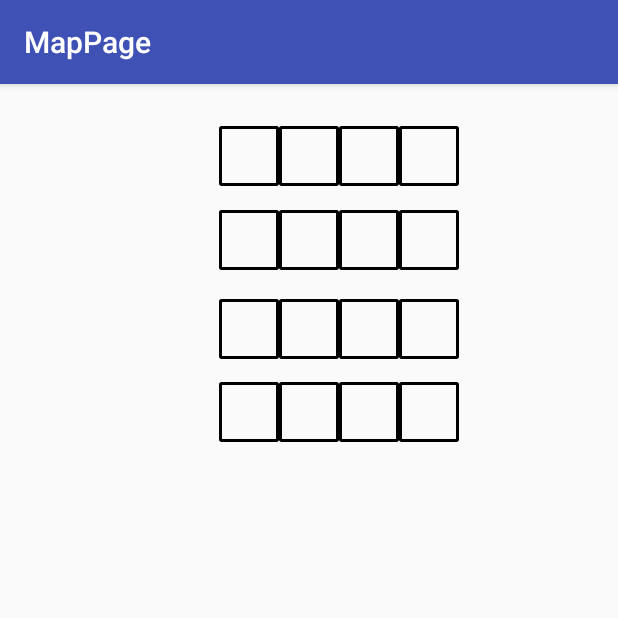
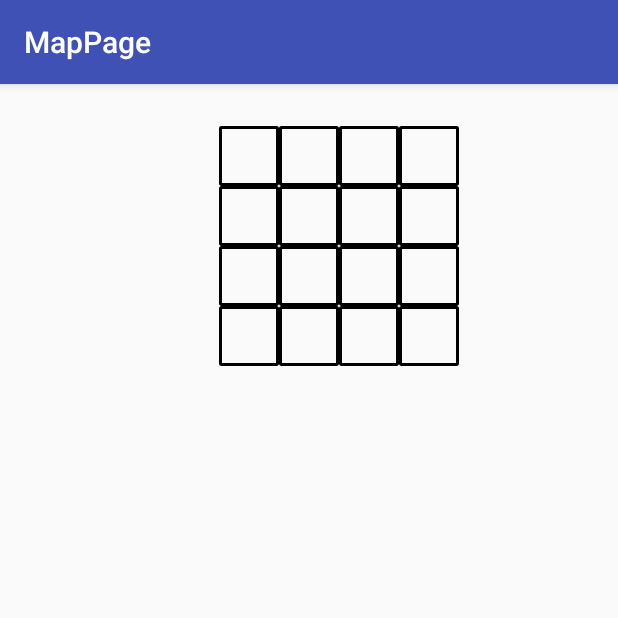
Before and after one commit to aryan9/WiFiRSSIMapper, an Android app: the MapActivity screen opened directly, with no data from a screen before it, on a phone screen of 412 x 824 dp, the top half of it. Run offline under Robolectric (Android 15) with nearby library versions, the phone set to English and light mode, and no system bars.

Commit message:
Sample Map Activity linked to main page

```diff
--- a/app/src/main/java/com/example/a0132535/wifirssimapper/MainActivity.java
+++ b/app/src/main/java/com/example/a0132535/wifirssimapper/MainActivity.java
@@ -194,16 +194,12 @@ public class MainActivity extends AppCompatActivity {
         final Button openMap = (Button) findViewById(R.id.openmap);
         openMap.setOnClickListener(new View.OnClickListener(){
             public void onClick(View v) {
-                new Thread(new Runnable() {
-                    public void run() {
-                            Intent mapIntent = new Intent(MainActivity.this, MapActivity.class);
-                            startActivity(mapIntent);
-                    }
-                });
+                Intent mapIntent = new Intent(MainActivity.this, MapActivity.class);
+                startActivity(mapIntent);
             }
         });
+    }
 
-    }
 
     public void ReadingFinishedNotify() {
         //Define Notification Manager
--- a/app/src/main/res/layout/activity_main.xml
+++ b/app/src/main/res/layout/activity_main.xml
@@ -129,7 +129,9 @@
         android:layout_height="wrap_content"
         android:background="@android:color/holo_red_light"
         android:text="Open Map"
-        tools:layout_editor_absoluteX="136dp"
-        tools:layout_editor_absoluteY="447dp" />
+        android:layout_marginBottom="16dp"
+        app:layout_constraintLeft_toLeftOf="parent"
+        app:layout_constraintBottom_toBottomOf="parent"
+        app:layout_constraintRight_toRightOf="parent" />
 
 </android.support.constraint.ConstraintLayout>
--- a/app/src/main/res/layout/activity_map.xml
+++ b/app/src/main/res/layout/activity_map.xml
@@ -57,11 +57,10 @@
         android:id="@+id/Box6"
         android:layout_width="40dp"
         android:layout_height="40dp"
-        android:layout_marginTop="16dp"
         android:clickable="true"
         android:src="@drawable/rectangle"
-        android:layout_below="@+id/Box3"
-        android:layout_toStartOf="@+id/Box7"></ImageView>
+        android:layout_below="@+id/Box2"
+        android:layout_alignStart="@+id/Box2"></ImageView>
 
     <ImageView
         android:id="@+id/Box11"
@@ -76,11 +75,10 @@
         android:id="@+id/Box13"
         android:layout_width="40dp"
         android:layout_height="40dp"
-        android:layout_alignStart="@+id/Box9"
-        android:layout_below="@+id/Box9"
-        android:layout_marginTop="15dp"
         android:clickable="true"
-        android:src="@drawable/rectangle"></ImageView>
+        android:src="@drawable/rectangle"
+        android:layout_below="@+id/Box10"
+        android:layout_toStartOf="@+id/Box14"></ImageView>
 
     <ImageView
         android:id="@+id/Box12"
@@ -113,11 +111,10 @@
         android:id="@+id/Box9"
         android:layout_width="40dp"
         android:layout_height="40dp"
-        android:layout_alignStart="@+id/rectimage2"
-        android:layout_below="@+id/rectimage2"
-        android:layout_marginTop="19dp"
         android:clickable="true"
-        android:src="@drawable/rectangle"></ImageView>
+        android:src="@drawable/rectangle"
+        android:layout_below="@+id/Box6"
+        android:layout_alignStart="@+id/rectimage2"></ImageView>
 
     <ImageView
         android:id="@+id/Box16"
@@ -150,9 +147,9 @@
         android:id="@+id/rectimage2"
         android:layout_width="40dp"
         android:layout_height="40dp"
-        android:layout_alignStart="@+id/Box1"
-        android:layout_alignTop="@+id/Box6"
         android:clickable="true"
-        android:src="@drawable/rectangle"></ImageView>
+        android:src="@drawable/rectangle"
+        android:layout_below="@+id/Box2"
+        android:layout_toStartOf="@+id/Box6"></ImageView>
 
 </RelativeLayout>
```
